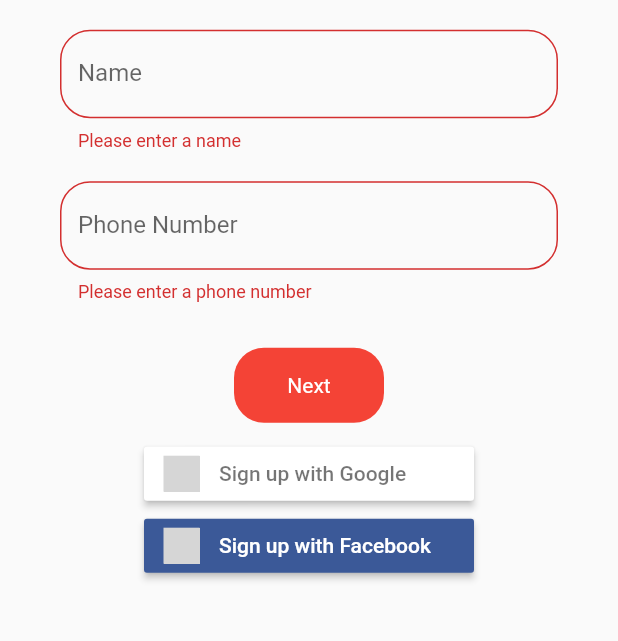
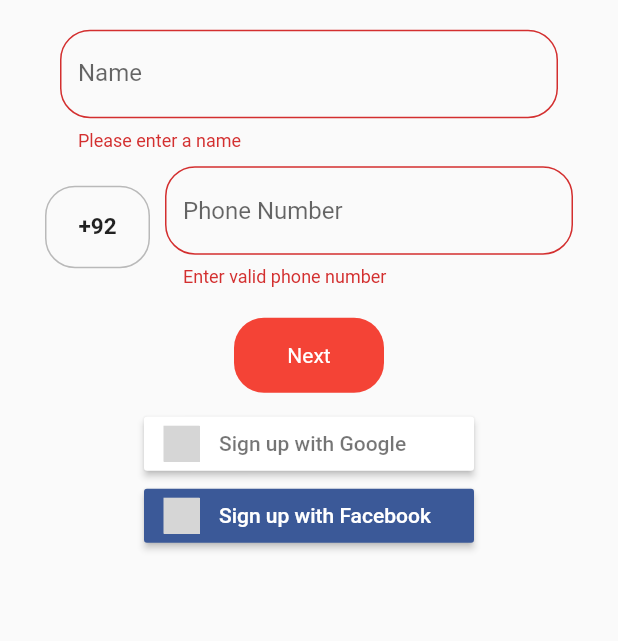
Before and after one commit to Rabi098/SERVICO-2.0, a Flutter app: the RegisterScreen screen opened directly, after a tap on "Next", on a phone screen of 412 x 824 dp, the part 459-1100 px from its top. Run offline on Flutter 3.47's test engine with Material 2 defaults, Android fonts, the phone set to English and light mode, and no system bars; our stand-ins replace cloud_firestore, firebase_auth, firebase_core, firebase_storage, flutter_signin_button, font_awesome_flutter and 6 more; missing offline and left inert: flutter_login_facebook, flutter_polyline_points; accounts and stored records are empty; network calls fail; grey boxes are pictures that could not be loaded.

Commit message:
Bugs fixed

```diff
--- a/lib/screens/firstview.dart
+++ b/lib/screens/firstview.dart
@@ -17,6 +17,7 @@ class Firstpage extends StatelessWidget {
     return Scaffold(
       body: SafeArea(
         child: Center(
+          child: SingleChildScrollView(
             child: Column(
               mainAxisAlignment: MainAxisAlignment.center,
               children: [
@@ -104,6 +105,7 @@ class Firstpage extends StatelessWidget {
             ),
           ),
         ),
+      ),
     );
   }
 }
--- a/lib/screens/registerscreen.dart
+++ b/lib/screens/registerscreen.dart
@@ -130,32 +130,71 @@ class _RegisterScreenState extends State<RegisterScreen> {
                           if (value.isEmpty) {
                             return 'Please enter a name';
                           }
+                          if(value.length < 4)
+                          {
+                            return 'Username must be four character long';
+                          }
                         },
                       ),
                     ),
+                    Row(
+                      children: [
                         Container(
-                        child: Padding(
-                          padding: const EdgeInsets.symmetric(
-                              vertical: 10.0, horizontal: 10.0),
+                            width: 70,
+                            height: 55,
+                            decoration: BoxDecoration(
+                              border: Border.all(color: Colors.black26),
+                              borderRadius: BorderRadius.circular(20),
+                            ),
+                            child: Center(child: Text("+92",style: TextStyle(fontSize: 15,fontWeight: FontWeight.bold),))),
+                        SizedBox(width: 10,),
+                        Expanded(
                           child: TextFormField(
-                            enabled: !isLoading,
-                            keyboardType: TextInputType.phone,
                             controller: cellnumberController,
-                            textInputAction: TextInputAction.done,
-                            onFieldSubmitted: (_) => node.unfocus(),
-                            decoration: InputDecoration(
-                                border: OutlineInputBorder(borderRadius: BorderRadius.circular(20)),
-                                hintText: 'Phone Number',
-                                floatingLabelBehavior:
-                                FloatingLabelBehavior.never,
-                                labelText: 'Phone Number'),
                             validator: (value) {
+                              if (value.length != 10) {
+                                return 'Enter valid phone number';
+                              }
                               if (value.isEmpty) {
-                                return 'Please enter a phone number';
+                              return 'Enter phone number first';
                               }
                               },
+
+                            keyboardType: TextInputType.phone,
+                            decoration: InputDecoration(
+                              border: OutlineInputBorder(borderRadius: BorderRadius.circular(20),),
+                              hintText: "Phone Number",
                             ),
-                        )),
+                          ),
+                        ),
+                      ],
+                    ),
+                    // Container(
+                    //     child: Padding(
+                    //       padding: const EdgeInsets.symmetric(
+                    //           vertical: 10.0, horizontal: 10.0),
+                    //       child: TextFormField(
+                    //         enabled: !isLoading,
+                    //         keyboardType: TextInputType.phone,
+                    //         controller: cellnumberController,
+                    //         textInputAction: TextInputAction.done,
+                    //         onFieldSubmitted: (_) => node.unfocus(),
+                    //         decoration: InputDecoration(
+                    //             border: OutlineInputBorder(borderRadius: BorderRadius.circular(20)),
+                    //             hintText: 'Phone Number',
+                    //             floatingLabelBehavior:
+                    //             FloatingLabelBehavior.never,
+                    //             labelText: 'Phone Number'),
+                    //         validator: (value) {
+                    //           if (value.isEmpty) {
+                    //             return 'Please enter a phone number';
+                    //           }
+                    //           if (value.length > 10) {
+                    //             return 'Enter valid phone number';
+                    //           }
+                    //         },
+                    //       ),
+                    //     )),
                     SizedBox(height: 20,),
                     GestureDetector(
                       onTap: () {
@@ -282,7 +321,7 @@ class _RegisterScreenState extends State<RegisterScreen> {
                                       userController.postUser(USer(uid: usercred.user.uid,
 
                                         profile_pic: usercred.user.photoURL,
-                                        phone: cellnumberController.text,
+                                        phone: "+92"+cellnumberController.text,
                                         nearby_address: '',
                                         geoPoint: GeoPoint(0,0),
                                         full_address: '',
@@ -430,7 +469,7 @@ class _RegisterScreenState extends State<RegisterScreen> {
       isLoading = true;
     });
     debugPrint('Gideon test 1');
-    var phoneNumber = cellnumberController.text.toString();
+    var phoneNumber = "+92"+cellnumberController.text.toString();
     debugPrint('Gideon test 2');
     var verifyPhoneNumber = _auth.verifyPhoneNumber(
       phoneNumber: phoneNumber,
@@ -446,7 +485,7 @@ class _RegisterScreenState extends State<RegisterScreen> {
               userController.postUser(USer(uid: usercred.user.uid,
 
                 profile_pic: usercred.user.photoURL,
-              phone: cellnumberController.text,
+                phone: "+92"+cellnumberController.text,
                 nearby_address: '',
                 geoPoint: GeoPoint(0,0),
                 full_address: '',
```
Also changed, not shown: lib/screens/phone_verification.dart (+49 -8 lines), pubspec.lock. Lines whose indentation alone changed are shown as unchanged.
